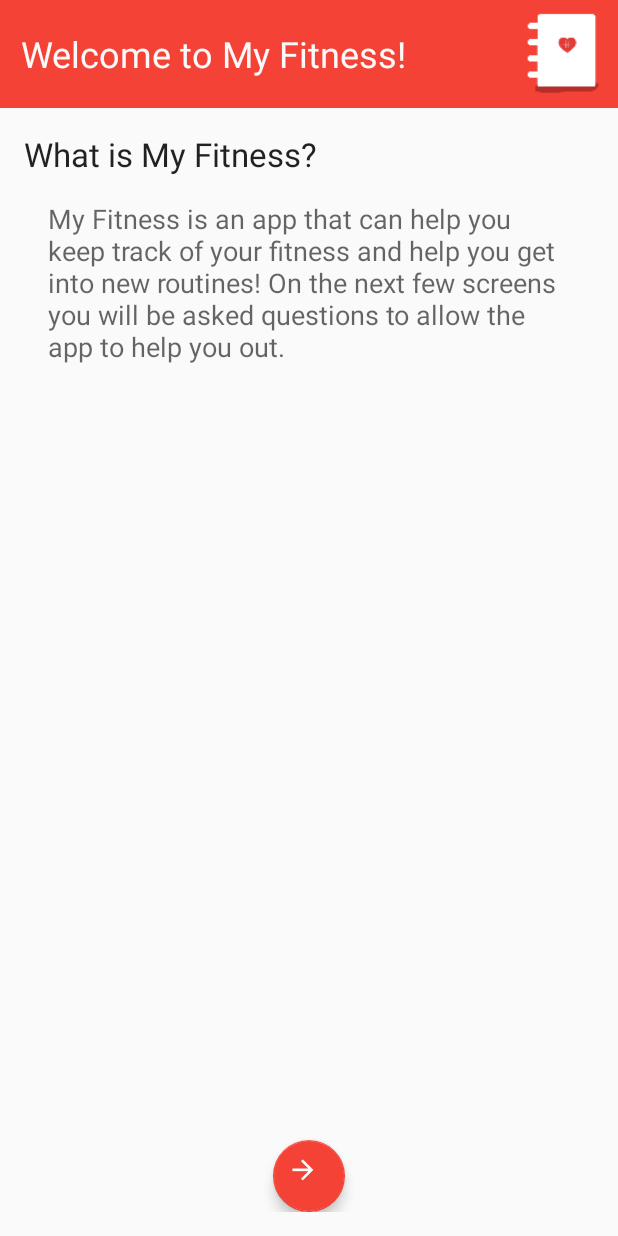
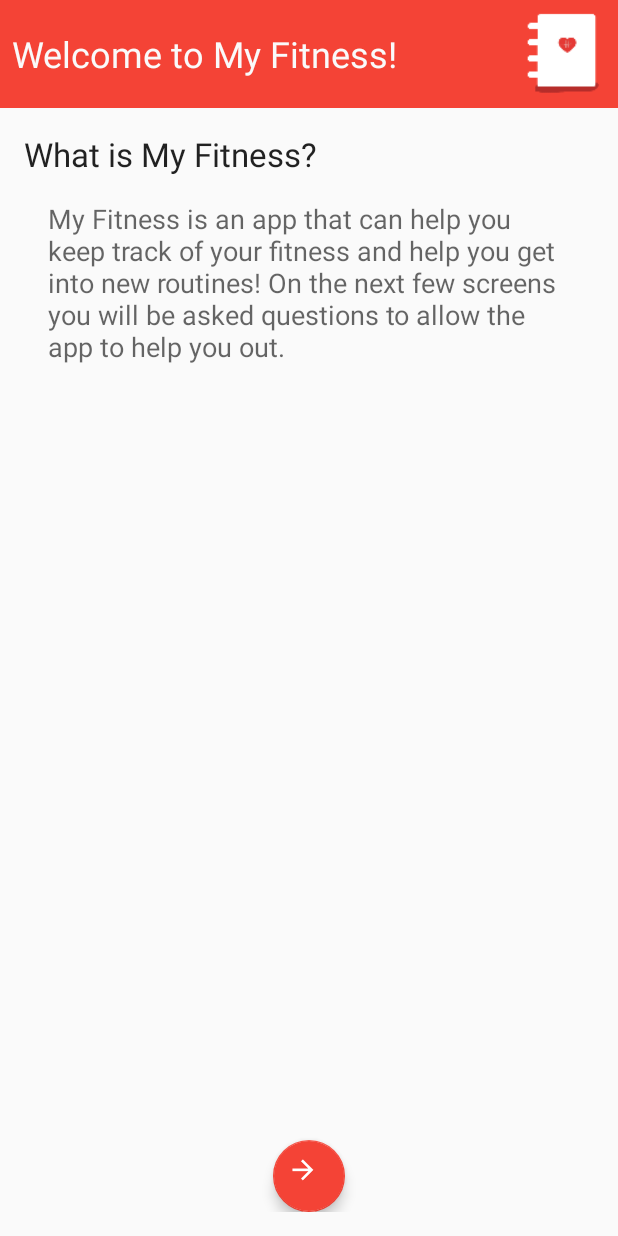
Before and after one commit to PeterMcteague/My-Fitness, an Android app: the screen it shows after launch (SplashIntroduction), on a phone screen of 412 x 824 dp. Run offline under Robolectric (Android 15) with nearby library versions, the phone set to English and light mode, and no system bars.

Commit message:
XML fixes to splash_intro

```diff
--- a/app/src/main/res/layout/activity_splash_introduction.xml
+++ b/app/src/main/res/layout/activity_splash_introduction.xml
@@ -1,19 +1,15 @@
 <?xml version="1.0" encoding="utf-8"?>
-<RelativeLayout xmlns:android="http://schemas.android.com/apk/res/android"
+<LinearLayout
+    xmlns:android="http://schemas.android.com/apk/res/android"
     xmlns:app="http://schemas.android.com/apk/res-auto"
     xmlns:tools="http://schemas.android.com/tools"
     android:id="@+id/activity_splash_introduction"
-    android:layout_width="match_parent"
-    android:layout_height="match_parent"
     android:paddingBottom="0dp"
     android:paddingLeft="0dp"
     android:paddingRight="0dp"
     android:paddingTop="0dp"
     tools:context="uk.ac.tees.gingerbread.myfitness.Activities.SplashIntroduction"
-    android:background="@color/white">
-
-
-    <LinearLayout
+    android:background="@color/white"
     android:layout_width="match_parent"
     android:layout_height="match_parent"
     android:orientation="vertical">
@@ -28,10 +24,10 @@
             android:layout_width="wrap_content"
             android:layout_height="72dp"
             android:background="@color/colorPrimary"
-                android:contentDescription="A welcoming message"
-                android:gravity="left|center_vertical"
+            android:contentDescription="@string/a_welcoming_message"
+            android:gravity="start|center_vertical"
             android:padding="8dp"
-                android:text=" Welcome to My Fitness!"
+            android:text="@string/welcome_to_my_fitness"
             android:textAlignment="viewStart"
             android:textAppearance="@android:style/TextAppearance.Material.Large"
             android:textColor="@color/white"
@@ -45,7 +41,8 @@
             android:background="@color/colorPrimary"
             android:padding="6dp"
             android:scaleType="fitEnd"
-                app:srcCompat="@mipmap/logo_invert" />
+            app:srcCompat="@mipmap/logo_invert"
+            android:contentDescription="@string/a_picture_of_a_weight_in_a_white_circle_the_applications_logo"/>
     </LinearLayout>
 
     <LinearLayout
@@ -60,7 +57,7 @@
             android:id="@+id/textView10"
             android:layout_width="match_parent"
             android:layout_height="wrap_content"
-                android:text="What is My Fitness?"
+            android:text="@string/what_is_my_fitness"
             android:textAppearance="@android:style/TextAppearance.Material.Large" />
 
         <TextView
@@ -68,7 +65,7 @@
             android:layout_width="match_parent"
             android:layout_height="wrap_content"
             android:padding="16dp"
-                android:text="My Fitness is an app that can help you keep track of your fitness and help you get into new routines! On the next few screens you will be asked questions to allow the app to help you out."
+            android:text="@string/my_fitness_is_an_app_that_can_help_you_keep_track_of_your_fitness_and_help_you_get_into_new_routines_on_the_next_few_screens_you_will_be_asked_questions_to_allow_the_app_to_help_you_out"
             android:textAppearance="@android:style/TextAppearance.Material.Medium" />
 
         <LinearLayout
@@ -93,6 +90,3 @@
 
     </LinearLayout>
 </LinearLayout>
-
-
-</RelativeLayout>
--- a/app/src/main/res/values/strings.xml
+++ b/app/src/main/res/values/strings.xml
@@ -17,4 +17,9 @@
     <string name="a_picture_of_a_man_on_a_treadmill_suggesting_staying_healthy">A picture of a man on a treadmill suggesting staying healthy.</string>
     <string name="gain_muscle">Gain muscle</string>
     <string name="a_picture_of_a_man_lifting_a_weight_suggesting_muscle_gain">A picture of a man lifting a weight, suggesting muscle gain.</string>
+    <string name="a_welcoming_message">A welcoming message</string>
+    <string name="welcome_to_my_fitness">Welcome to My Fitness!</string>
+    <string name="a_picture_of_a_weight_in_a_white_circle_the_applications_logo">A picture of a weight in a white circle. The applications logo.</string>
+    <string name="what_is_my_fitness">What is My Fitness?</string>
+    <string name="my_fitness_is_an_app_that_can_help_you_keep_track_of_your_fitness_and_help_you_get_into_new_routines_on_the_next_few_screens_you_will_be_asked_questions_to_allow_the_app_to_help_you_out">My Fitness is an app that can help you keep track of your fitness and help you get into new routines! On the next few screens you will be asked questions to allow the app to help you out.</string>
 </resources>
```
Lines whose indentation alone changed are shown as unchanged.
